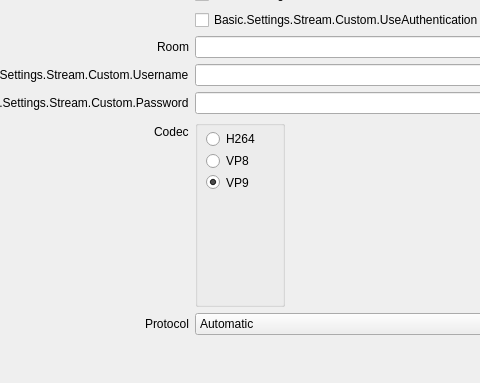
Old version of the form vendor_skins/Evercast/UI/forms/OBSBasicSettings.ui in the repository CoSMoSoftware/OBS-studio-webrtc; both pictures show x 203 to 683 and y 365 to 748 of the 981 by 748 pixel window.
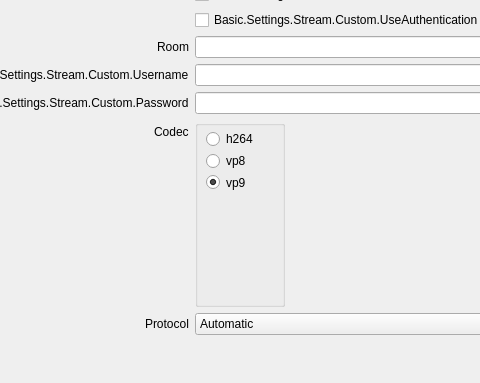
New version of the form. The open tabs and pages were chosen to show the change. Icons and pictures are not drawn.

Commit message: bug fix: codec name MUST be written in small letter 'vp9' to be recognized by Janus

```diff
--- a/vendor_skins/Evercast/UI/forms/OBSBasicSettings.ui
+++ b/vendor_skins/Evercast/UI/forms/OBSBasicSettings.ui
@@ -1230,7 +1230,7 @@
                  <item>
                   <widget class="QRadioButton" name="h264RadioButton">
                    <property name="text">
-                    <string>H264</string>
+                    <string>h264</string>
                    </property>
                    <attribute name="buttonGroup">
                     <string notr="true">codecButtonGroup</string>
@@ -1240,7 +1240,7 @@
                  <item>
                   <widget class="QRadioButton" name="vp8RadioButton">
                    <property name="text">
-                    <string>VP8</string>
+                    <string>vp8</string>
                    </property>
                    <attribute name="buttonGroup">
                     <string notr="true">codecButtonGroup</string>
@@ -1250,7 +1250,7 @@
                  <item>
                   <widget class="QRadioButton" name="vp9RadioButton">
                    <property name="text">
-                    <string>VP9</string>
+                    <string>vp9</string>
                    </property>
                    <property name="checked">
                     <bool>true</bool>
```
